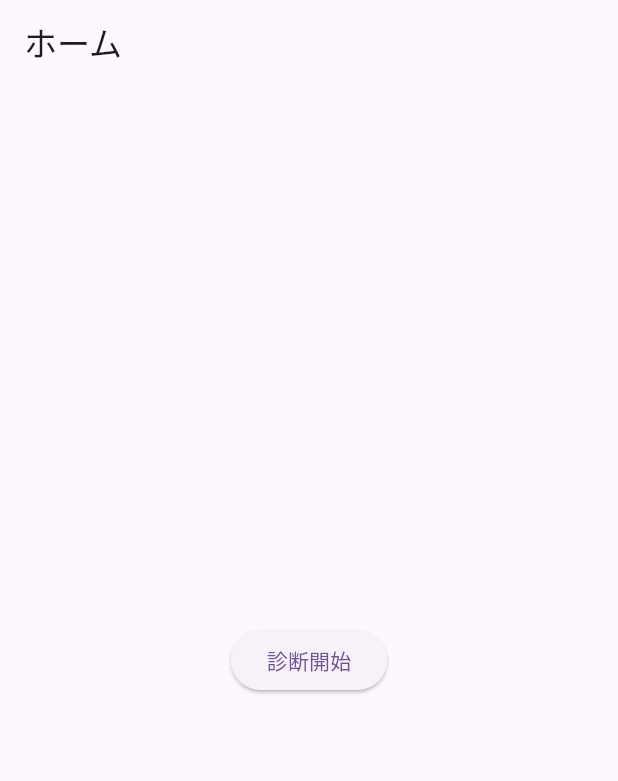
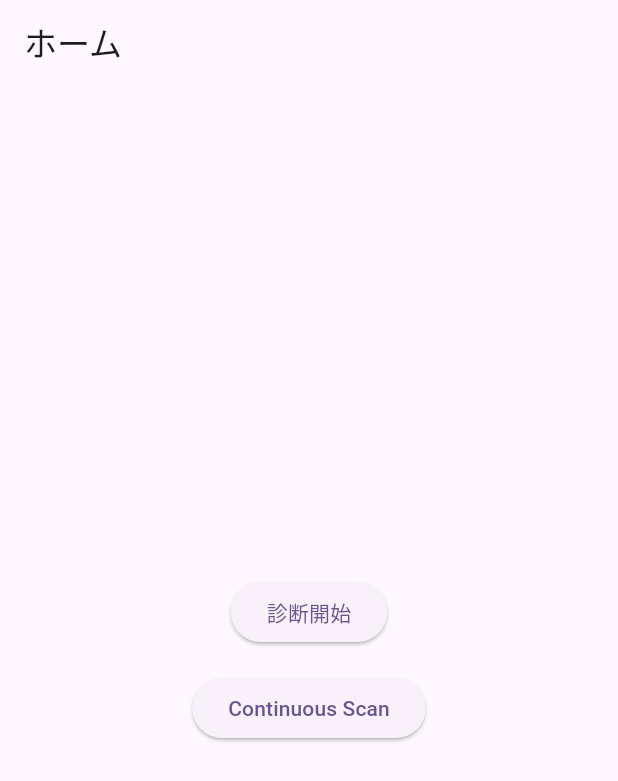
Before and after one commit to viiiviii538/nwcd_c, a Flutter app: the screen it shows after launch, on a phone screen of 412 x 824 dp. Shown: the top 781 px of the screen. Run offline on Flutter 3.47's test engine with Material 3 defaults, Android fonts, the phone set to English and light mode, and no system bars.

Commit message:
feat: add continuous port scanning

```diff
--- a/lib/home_page.dart
+++ b/lib/home_page.dart
@@ -1,4 +1,5 @@
 import 'package:flutter/material.dart';
+import 'dart:async';
 import 'port_scanner.dart';
 
 class HomePage extends StatefulWidget {
@@ -12,6 +13,8 @@ class HomePage extends StatefulWidget {
 
 class _HomePageState extends State<HomePage> {
   bool _scanning = false;
+  bool _continuousScanning = false;
+  Timer? _scanTimer;
   List<PortScanResult>? _results;
 
   Future<void> _startScan() async {
@@ -30,6 +33,33 @@ class _HomePageState extends State<HomePage> {
     });
   }
 
+  void _startContinuousScan() {
+    if (_continuousScanning) return;
+    setState(() {
+      _continuousScanning = true;
+    });
+    _scanTimer = Timer.periodic(const Duration(seconds: 5), (_) async {
+      final ports = [21, 22, 80, 443, 445, 3389];
+      await widget.scanner.scanPorts('127.0.0.1', ports);
+      if (!mounted) return;
+      setState(() {});
+    });
+  }
+
+  void _stopContinuousScan() {
+    _scanTimer?.cancel();
+    _scanTimer = null;
+    setState(() {
+      _continuousScanning = false;
+    });
+  }
+
+  @override
+  void dispose() {
+    _scanTimer?.cancel();
+    super.dispose();
+  }
+
   @override
   Widget build(BuildContext context) {
     return Scaffold(
@@ -39,13 +69,33 @@ class _HomePageState extends State<HomePage> {
         child: _scanning
             ? const Center(child: CircularProgressIndicator())
             : _results == null
-                ? Center(
-                    child: ElevatedButton(
-                      onPressed: _startScan,
-                      child: const Text('診断開始'),
-                    ),
-                  )
+                ? _buildInitialButtons()
                 : _buildResults(),
+      ),
+    );
+  }
+
+  Widget _buildInitialButtons() {
+    return Center(
+      child: Column(
+        mainAxisSize: MainAxisSize.min,
+        children: [
+          ElevatedButton(
+            onPressed: _startScan,
+            child: const Text('診断開始'),
+          ),
+          const SizedBox(height: 16),
+          ElevatedButton(
+            onPressed:
+                _continuousScanning ? _stopContinuousScan : _startContinuousScan,
+            child: Text(
+                _continuousScanning ? 'Stop Continuous Scan' : 'Continuous Scan'),
+          ),
+          if (_continuousScanning) ...[
+            const SizedBox(height: 16),
+            const CircularProgressIndicator(),
+          ],
+        ],
       ),
     );
   }
@@ -82,6 +132,19 @@ class _HomePageState extends State<HomePage> {
             child: const Text('再診断'),
           ),
         ),
+        const SizedBox(height: 16),
+        Center(
+          child: ElevatedButton(
+            onPressed:
+                _continuousScanning ? _stopContinuousScan : _startContinuousScan,
+            child: Text(
+                _continuousScanning ? 'Stop Continuous Scan' : 'Continuous Scan'),
+          ),
+        ),
+        if (_continuousScanning) ...[
+          const SizedBox(height: 16),
+          const Center(child: CircularProgressIndicator()),
+        ],
       ],
     );
   }
```
